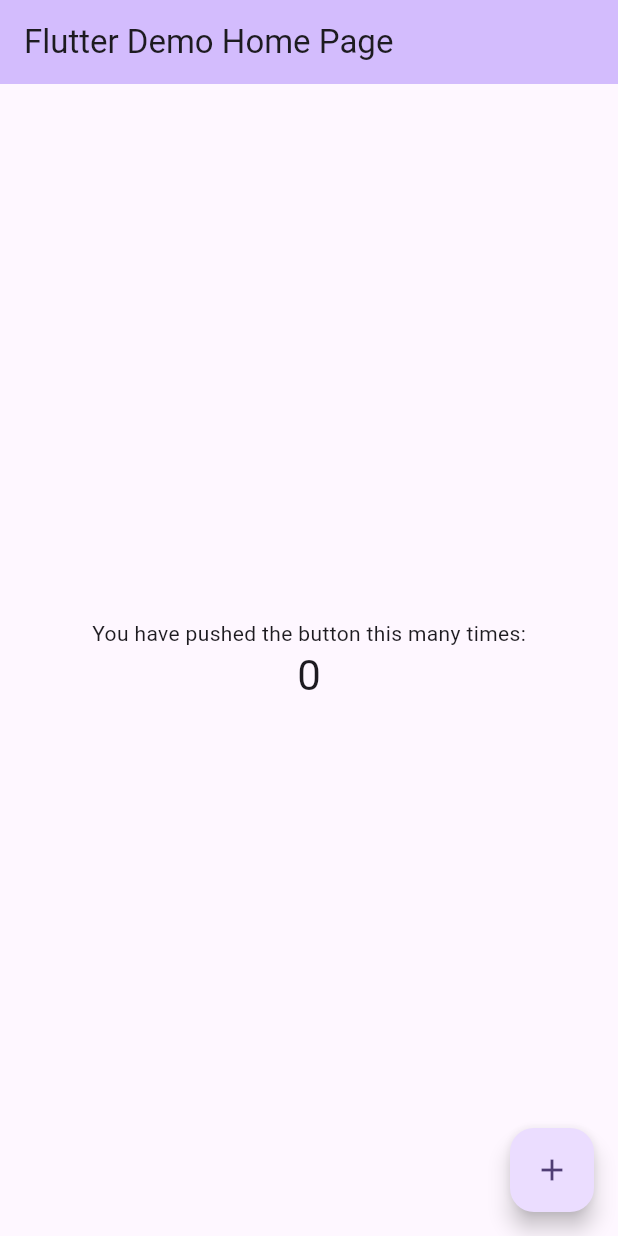
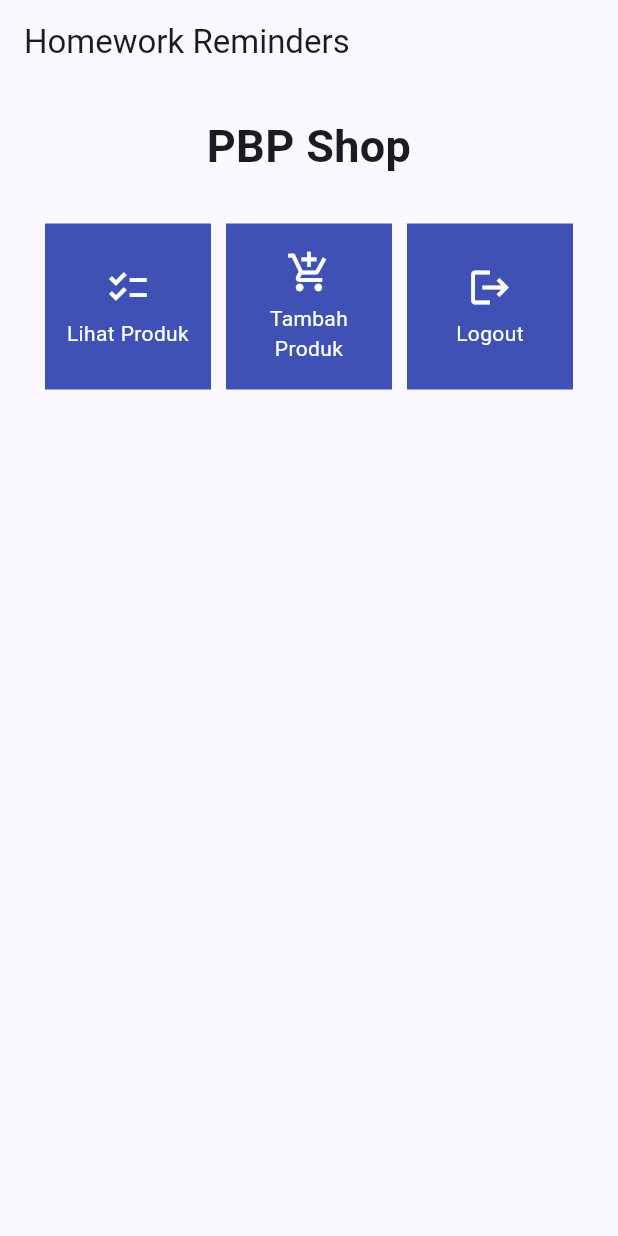
Before and after one commit to Metry630/homework_reminders-mobile, a Flutter app: the screen it shows after launch, on a phone screen of 412 x 824 dp. Run offline on Flutter 3.47's test engine with Material 2 defaults, Android fonts, the phone set to English and light mode, and no system bars.

Commit message:
mengikuti tutorial 6

```diff
--- a/lib/main.dart
+++ b/lib/main.dart
@@ -1,5 +1,7 @@
 import 'package:flutter/material.dart';
+import 'package:homework_reminders/menu.dart';
 
+// /Users/joshuajodrian/repos/flutter/bin
 void main() {
   runApp(const MyApp());
 }
@@ -28,98 +30,10 @@ class MyApp extends StatelessWidget {
         //
         // This works for code too, not just values: Most code changes can be
         // tested with just a hot reload.
-        colorScheme: ColorScheme.fromSeed(seedColor: Colors.deepPurple),
+        colorScheme: ColorScheme.fromSeed(seedColor: Colors.indigo),
         useMaterial3: true,
       ),
-      home: const MyHomePage(title: 'Flutter Demo Home Page'),
+      home: MyHomePage(),
     );
   }
 }
-
-class MyHomePage extends StatefulWidget {
-  const MyHomePage({super.key, required this.title});
-
-  // This widget is the home page of your application. It is stateful, meaning
-  // that it has a State object (defined below) that contains fields that affect
-  // how it looks.
-
-  // This class is the configuration for the state. It holds the values (in this
-  // case the title) provided by the parent (in this case the App widget) and
-  // used by the build method of the State. Fields in a Widget subclass are
-  // always marked "final".
-
-  final String title;
-
-  @override
-  State<MyHomePage> createState() => _MyHomePageState();
-}
-
-class _MyHomePageState extends State<MyHomePage> {
-  int _counter = 0;
-
-  void _incrementCounter() {
-    setState(() {
-      // This call to setState tells the Flutter framework that something has
-      // changed in this State, which causes it to rerun the build method below
-      // so that the display can reflect the updated values. If we changed
-      // _counter without calling setState(), then the build method would not be
-      // called again, and so nothing would appear to happen.
-      _counter++;
-    });
-  }
-
-  @override
-  Widget build(BuildContext context) {
-    // This method is rerun every time setState is called, for instance as done
-    // by the _incrementCounter method above.
-    //
-    // The Flutter framework has been optimized to make rerunning build methods
-    // fast, so that you can just rebuild anything that needs updating rather
-    // than having to individually change instances of widgets.
-    return Scaffold(
-      appBar: AppBar(
-        // TRY THIS: Try changing the color here to a specific color (to
-        // Colors.amber, perhaps?) and trigger a hot reload to see the AppBar
-        // change color while the other colors stay the same.
-        backgroundColor: Theme.of(context).colorScheme.inversePrimary,
-        // Here we take the value from the MyHomePage object that was created by
-        // the App.build method, and use it to set our appbar title.
-        title: Text(widget.title),
-      ),
-      body: Center(
-        // Center is a layout widget. It takes a single child and positions it
-        // in the middle of the parent.
-        child: Column(
-          // Column is also a layout widget. It takes a list of children and
-          // arranges them vertically. By default, it sizes itself to fit its
-          // children horizontally, and tries to be as tall as its parent.
-          //
-          // Column has various properties to control how it sizes itself and
-          // how it positions its children. Here we use mainAxisAlignment to
-          // center the children vertically; the main axis here is the vertical
-          // axis because Columns are vertical (the cross axis would be
-          // horizontal).
-          //
-          // TRY THIS: Invoke "debug painting" (choose the "Toggle Debug Paint"
-          // action in the IDE, or press "p" in the console), to see the
-          // wireframe for each widget.
-          mainAxisAlignment: MainAxisAlignment.center,
-          children: <Widget>[
-            const Text(
-              'You have pushed the button this many times:',
-            ),
-            Text(
-              '$_counter',
-              style: Theme.of(context).textTheme.headlineMedium,
-            ),
-          ],
-        ),
-      ),
-      floatingActionButton: FloatingActionButton(
-        onPressed: _incrementCounter,
-        tooltip: 'Increment',
-        child: const Icon(Icons.add),
-      ), // This trailing comma makes auto-formatting nicer for build methods.
-    );
-  }
-}
--- /dev/null
+++ b/lib/menu.dart
@@ -0,0 +1,109 @@
+import 'package:flutter/material.dart';
+
+class MyHomePage extends StatelessWidget {
+    MyHomePage({Key? key}) : super(key: key);
+
+    @override
+    Widget build(BuildContext context) {
+        return Scaffold(
+            appBar: AppBar(
+                title: const Text(
+                'Homework Reminders',
+                ),
+            ),
+            body: SingleChildScrollView(
+                // Widget wrapper yang dapat discroll
+                child: Padding(
+                padding: const EdgeInsets.all(10.0), // Set padding dari halaman
+                child: Column(
+                    // Widget untuk menampilkan children secara vertikal
+                    children: <Widget>[
+                    const Padding(
+                        padding: EdgeInsets.only(top: 10.0, bottom: 10.0),
+                        // Widget Text untuk menampilkan tulisan dengan alignment center dan style yang sesuai
+                        child: Text(
+                        'PBP Shop', // Text yang menandakan toko
+                        textAlign: TextAlign.center,
+                        style: TextStyle(
+                            fontSize: 30,
+                            fontWeight: FontWeight.bold,
+                        ),
+                        ),
+                    ),
+                    // Grid layout
+                    GridView.count(
+                        // Container pada card kita.
+                        primary: true,
+                        padding: const EdgeInsets.all(20),
+                        crossAxisSpacing: 10,
+                        mainAxisSpacing: 10,
+                        crossAxisCount: 3,
+                        shrinkWrap: true,
+                        children: items.map((ShopItem item) {
+                        // Iterasi untuk setiap item
+                        return ShopCard(item);
+                        }).toList(),
+                    ),
+                    ],
+                ),
+                ),
+            ),
+    );
+    }
+}
+class ShopItem {
+  final String name;
+  final IconData icon;
+
+  ShopItem(this.name, this.icon);
+}
+
+final List<ShopItem> items = [
+    ShopItem("Lihat Produk", Icons.checklist),
+    ShopItem("Tambah Produk", Icons.add_shopping_cart),
+    ShopItem("Logout", Icons.logout),
+];
+class ShopCard extends StatelessWidget {
+  final ShopItem item;
+
+  const ShopCard(this.item, {super.key}); // Constructor
+
+  @override
+  Widget build(BuildContext context) {
+    return Material(
+      color: Colors.indigo,
+      child: InkWell(
+        // Area responsive terhadap sentuhan
+        onTap: () {
+          // Memunculkan SnackBar ketika diklik
+          ScaffoldMessenger.of(context)
+            ..hideCurrentSnackBar()
+            ..showSnackBar(SnackBar(
+                content: Text("Kamu telah menekan tombol ${item.name}!")));
+        },
+        child: Container(
+          // Container untuk menyimpan Icon dan Text
+          padding: const EdgeInsets.all(8),
+          child: Center(
+            child: Column(
+              mainAxisAlignment: MainAxisAlignment.center,
+              children: [
+                Icon(
+                  item.icon,
+                  color: Colors.white,
+                  size: 30.0,
+                ),
+                const Padding(padding: EdgeInsets.all(3)),
+                Text(
+                  item.name,
+                  textAlign: TextAlign.center,
+                  style: const TextStyle(color: Colors.white),
+                ),
+              ],
+            ),
+          ),
+        ),
+      ),
+    );
+  }
+}
```
